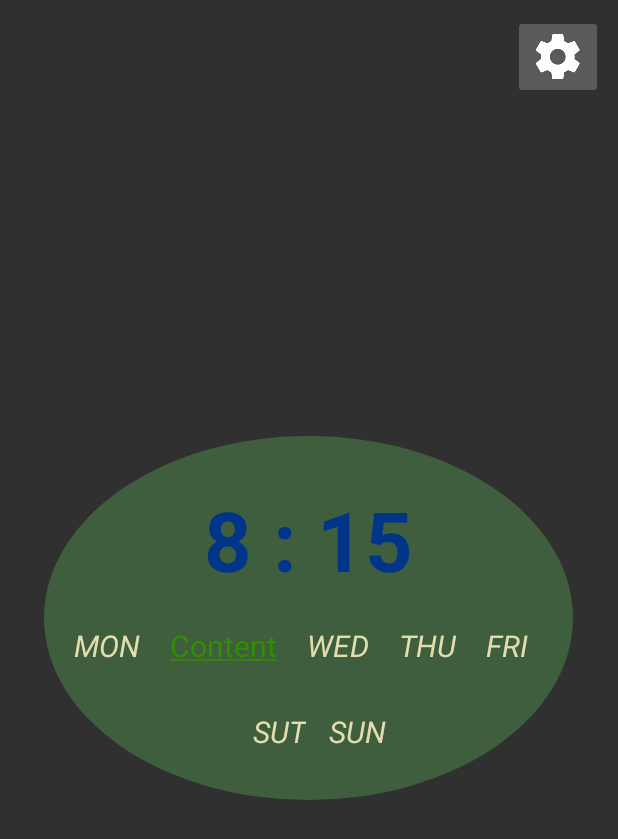
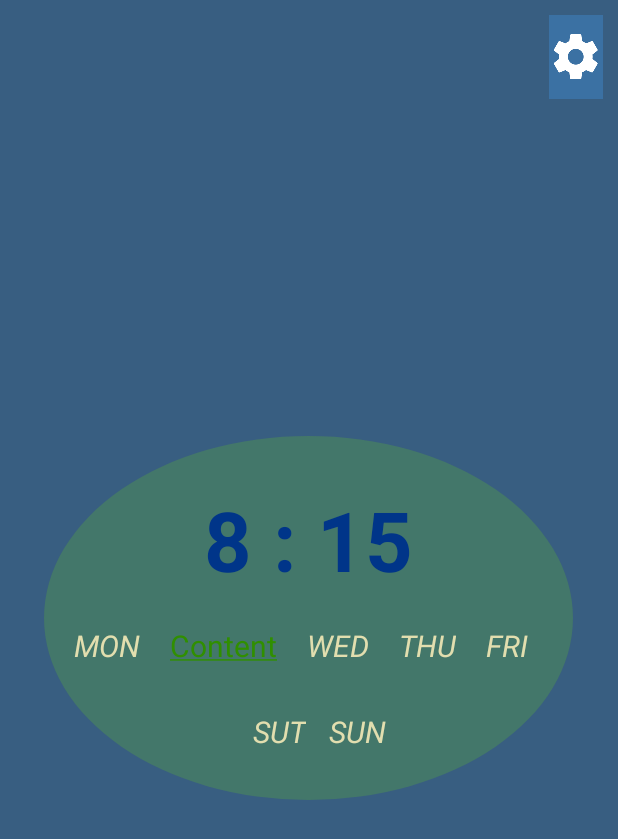
Before and after one commit to mrkostua/SmartAlarm, an Android app: the MainMathAlarmButton screen opened directly, with no data from a screen before it, on a phone screen of 412 x 824 dp. Shown: the top 839 px of the screen. Run offline under Robolectric (Android 15) with nearby library versions, the phone set to English and light mode, and no system bars; 2 statements that could not run were skipped.

Commit message:
Two styles for day and evening SmartAlarm using. ClickListeners for layoutButton and AddSettingsButton.

```diff
--- a/app/src/main/java/com/mrkostua/mathalarm/MainMathAlarmButton.kt
+++ b/app/src/main/java/com/mrkostua/mathalarm/MainMathAlarmButton.kt
@@ -5,6 +5,7 @@ import android.os.Bundle
 import android.support.v7.app.AppCompatActivity
 import android.text.SpannableString
 import android.text.style.UnderlineSpan
+import android.view.View
 import android.view.Window
 import android.view.WindowManager
 import android.widget.ImageButton
@@ -18,12 +19,13 @@ import kotlin.collections.ArrayList
  */
 //TODO Koltin is there still need for butterKnife library ?
 //todo read more about kotlin !!!!! the way it work and compile
-class MainMathAlarmButton : AppCompatActivity() {
+public class MainMathAlarmButton : AppCompatActivity() {
+
     private lateinit var rlBackgroundLayout: RelativeLayout
     private lateinit var rlButtonLayout: RelativeLayout
     private lateinit var tvAlarmTime: TextView
 
-    private lateinit var ibAdditionalSettings : ImageButton
+    private lateinit var ibAdditionalSettings: ImageButton
 
     private val listDaysOfWeekViews: ArrayList<TextView> = object : ArrayList<TextView>(7) {}
     private var lastAlarmData: LastAlarmData = object : LastAlarmData(this) {}
@@ -41,49 +43,28 @@ class MainMathAlarmButton : AppCompatActivity() {
         initializeViews()
         calendar.timeInMillis = System.currentTimeMillis()
 
-
+        setThemeForAlarmButtonLayout()
         initializeAlarmButton()
     }
 
     private fun initializeViews() {
         rlButtonLayout = findViewById(R.id.rlButtonLayout) as RelativeLayout
+        rlBackgroundLayout = findViewById(R.id.rlBackgroundLayout) as RelativeLayout
 
         tvAlarmTime = findViewById(R.id.tvAlarmTime) as TextView
         ibAdditionalSettings = findViewById(R.id.ibAdditionalSettings) as ImageButton
 
     }
 
-    /*create basic 2 styles for night and day time - >
-        here create variable and set in the beginning by checking currentTime than depends
-         on this style variable all others colors must be changed automatically
+    private fun setThemeForAlarmButtonLayout() {
+        if (calendar.get(Calendar.AM_PM) == Calendar.AM) {
+            setDayLayoutTheme()
 
-     */
-    private fun setThemeForAlarmButtonLayout(){
+        } else {
+            setEveningLayoutTheme()
 
-
-        if(calendar.get(Calendar.AM_PM) == Calendar.AM){
-            rlBackgroundLayout
-            if (Build.VERSION.SDK_INT >= Build.VERSION_CODES.M) {
-                ibAdditionalSettings.setBackgroundColor(resources.getColor(R.color.main_layout_backgroundDay,null))
-            }
-            //set day style
-        } else {
-            //set dark style (night)
         }
     }
-
-//    private fun getAlarmButtonLayoutStyle(style : Int) : RelativeLayout{
-//        val someLayout = RelativeLayout(context, null, R.style.LightStyle)
-//
-//        var rlMainAlarm  = if (Build.VERSION.SDK_INT >= Build.VERSION_CODES.LOLLIPOP) {
-//            RelativeLayout(this,null,style)
-//        } else {
-//            RelativeLayout(this)
-//        }
-//        rlMainAlarm = findViewById(R.id.rlBackgroundLayout) as RelativeLayout
-//
-//        return rlMainAlarm
-//    }
 
     private fun initializeAlarmButton() {
         showWeekDaysAndCurrentDay()
@@ -98,6 +79,31 @@ class MainMathAlarmButton : AppCompatActivity() {
         //todo method for checking time and setting night day theme
 
     }
+
+
+    private fun setDayLayoutTheme() {
+        setViewBackgroundColor(ibAdditionalSettings, R.color.main_layout_backgroundDay)
+        setViewBackgroundColor(rlBackgroundLayout, R.color.main_layout_backgroundDay)
+    }
+
+    private fun setEveningLayoutTheme() {
+        setViewBackgroundColor(ibAdditionalSettings, R.color.main_layout_backgroundEvening)
+        setViewBackgroundColor(rlBackgroundLayout, R.color.main_layout_backgroundEvening)
+    }
+
+    /**
+     *  set background color of the @param[view] using deprecated @see[getColor] for api < M.
+     */
+    private fun setViewBackgroundColor(view: View, colorResource: Int) {
+        if (Build.VERSION.SDK_INT >= Build.VERSION_CODES.M) {
+            view.setBackgroundColor(resources.getColor(colorResource, null))
+
+        } else {
+            view.setBackgroundColor(resources.getColor(colorResource))
+
+        }
+    }
+
 
     private fun setSettingsFromLastAlarm() {
         tvAlarmTime.text = Integer.toString(lastAlarmData.alarmHours) + " : " + Integer.toString(lastAlarmData.alarmMinutes)
@@ -141,4 +147,15 @@ class MainMathAlarmButton : AppCompatActivity() {
             tvDayOfWeek.setTextAppearance(R.style.ChosenDayOfTheWeek_TextTheme)
         }
     }
+
+
+    public fun rlButtonLayoutOnClickListener(view : View){
+        //todo check if it is first alarm creation ( show some toast and etc.) and basic settings
+        // todo show some preview of alarm settings and than set alarm.
+    }
+
+    public fun ibAdditionalSettingsOnClickListener(view : View){
+        //todo open setting layout -> with volume settings and etc.
+    }
+
 }
--- a/app/src/main/res/layout/activity_main_alarm.xml
+++ b/app/src/main/res/layout/activity_main_alarm.xml
@@ -1,21 +1,23 @@
-<?xml version="1.0" encoding="utf-8"?>
-<!--todo maybe depends on the time the background will be different (night morning ....)--><!--todo create 2-3 style files for different times of the day-->
+<?xml version="1.0" encoding="utf-8"?><!--todo maybe depends on the time the background will be different (night morning ....)--><!--todo create 2-3 style files for different times of the day-->
 <RelativeLayout xmlns:android="http://schemas.android.com/apk/res/android"
     xmlns:app="http://schemas.android.com/apk/res-auto"
+    android:id="@+id/rlBackgroundLayout"
     android:layout_width="match_parent"
-    android:layout_height="match_parent"
-    android:id="@+id/rlBackgroundLayout">
+    android:layout_height="match_parent">
 
 
-    <!--todo create 2 style for alarm button set and not-->
+    <!--todo create 2 style for alarm button set and not (clicked not clicked)-->
     <RelativeLayout xmlns:android="http://schemas.android.com/apk/res/android"
+        android:id="@+id/rlButtonLayout"
         android:layout_width="wrap_content"
         android:layout_height="wrap_content"
         android:layout_centerHorizontal="true"
         android:layout_centerVertical="true"
-        android:background="@drawable/shape_cirlce_main_button"
-        android:orientation="vertical"
-        android:id="@+id/rlButtonLayout">
+        android:background="@drawable/shape_circle_main_button"
+        android:clickable="true"
+        android:focusable="true"
+        android:onClick="rlButtonLayoutOnClickListener"
+        android:orientation="vertical">
 
         <TextView
             android:id="@+id/tvAlarmTime"
@@ -127,5 +129,8 @@
         android:layout_alignParentRight="true"
         android:layout_alignParentTop="true"
         android:layout_margin="10dp"
+        android:clickable="true"
+        android:focusable="true"
+        android:onClick="ibAdditionalSettingsOnClickListener"
         app:srcCompat="@drawable/ic_settings_white_36dp" />
 </RelativeLayout>
--- a/build.gradle
+++ b/build.gradle
@@ -4,9 +4,10 @@ buildscript {
     ext.kotlin_version = '1.1.60'
     repositories {
         jcenter()
+        google()
     }
     dependencies {
-        classpath 'com.android.tools.build:gradle:3.0.0'
+        classpath 'com.android.tools.build:gradle:3.0.1'
         classpath "org.jetbrains.kotlin:kotlin-gradle-plugin:$kotlin_version"
 
         // NOTE: Do not place your application dependencies here; they belong
@@ -17,6 +18,7 @@ buildscript {
 allprojects {
     repositories {
         jcenter()
+        google()
     }
 }
 
```
Also changed, not shown: app/src/main/res/values/styles.xml (+0 -15 lines), app/src/main/res/drawable/shape_circle_main_button.xml (renamed from app/src/main/res/drawable/shape_cirlce_main_button.xml).
